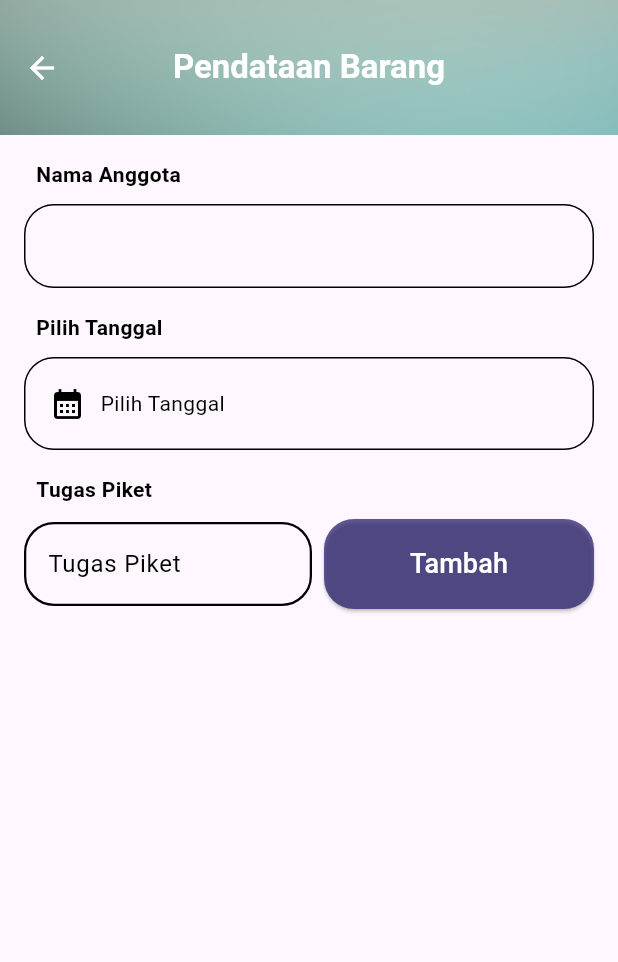
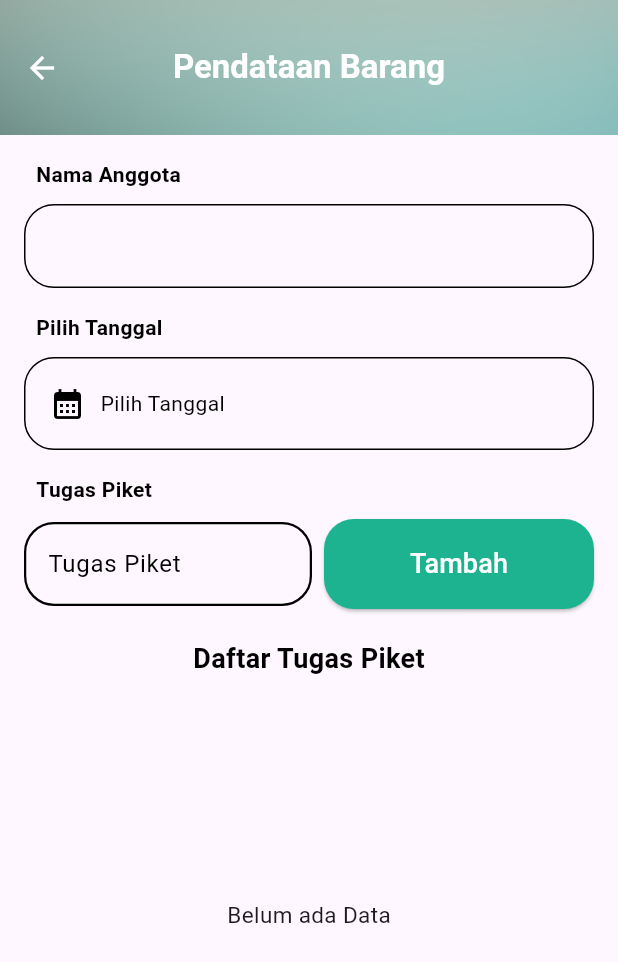
Before and after one commit to giant-paw/20220140105_UCP1Flutter, a Flutter app: the screen it shows after launch, after a tap on "Login", after a tap on "Data Piket", on a phone screen of 412 x 824 dp. Shown: the top 962 px of the screen. Run offline on Flutter 3.47's test engine with Material 3 defaults, Android fonts, the phone set to English and light mode, and no system bars; our stand-ins replace iconsax_flutter; missing offline and left inert: show_hide_password.

Commit message:
membuat daftar piket

```diff
--- a/lib/piket_page.dart
+++ b/lib/piket_page.dart
@@ -212,7 +212,7 @@ class _PiketPageState extends State<PiketPage> {
                   ElevatedButton(
                     onPressed: _tambahDataPiket,
                     style: ElevatedButton.styleFrom(
-                      backgroundColor: Color.fromARGB(184, 39, 29, 109),
+                      backgroundColor: Color.fromARGB(255, 29, 179, 144),
                       fixedSize: const Size(180, 60),
                       shape: RoundedRectangleBorder(
                         borderRadius: BorderRadius.circular(20),
@@ -226,7 +226,67 @@ class _PiketPageState extends State<PiketPage> {
                 ],
               ),
 
-
+              const SizedBox(height: 20),
+              Center(
+                child: Text(
+                  'Daftar Tugas Piket',
+                  style: TextStyle(
+                    fontWeight: FontWeight.bold,
+                    fontSize: 18,
+                    color: Colors.black,
+                  ),
+                ),
+              ),
+              const SizedBox(height: 8),
+              SizedBox(
+                height: 300,
+                child:
+                    listPiket.isEmpty
+                        ? Center(
+                          child: Text(
+                            'Belum ada Data',
+                            style: TextStyle(fontSize: 15),
+                          ),
+                        )
+                        : ListView.builder(
+                          itemCount: listPiket.length,
+                          itemBuilder: (context, index) {
+                            final piket = listPiket[index];
+                            return Card(
+                              margin: const EdgeInsets.symmetric(vertical: 8),
+                              shape: RoundedRectangleBorder(
+                                borderRadius: BorderRadius.circular(14),
+                              ),
+                              color: Color.fromARGB(184, 39, 29, 109),
+                              child: Padding(
+                                padding: const EdgeInsets.all(8),
+                                child: Row(
+                                  mainAxisAlignment:
+                                      MainAxisAlignment.spaceBetween,
+                                  children: [
+                                    Text(
+                                      piket['tugas'],
+                                      style: TextStyle(
+                                        color: Colors.white,
+                                        fontSize: 16,
+                                      ),
+                                    ),
+                                    IconButton(
+                                      onPressed: () {
+                                      },
+                                      icon: Icon(
+                                        Icons.arrow_forward_ios,
+                                        color: Colors.white,
+                                      ),
+                                      iconSize: 20,
+                                    ),
+                                  ],
+                                ),
+                              ),
+                            );
+                          },
+                        ),
+              ),
             ],
           ),
         ),
```
